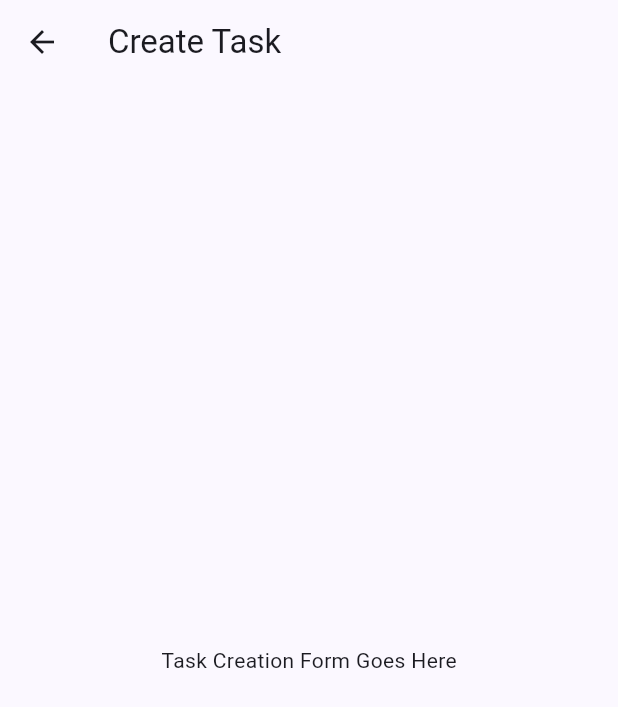
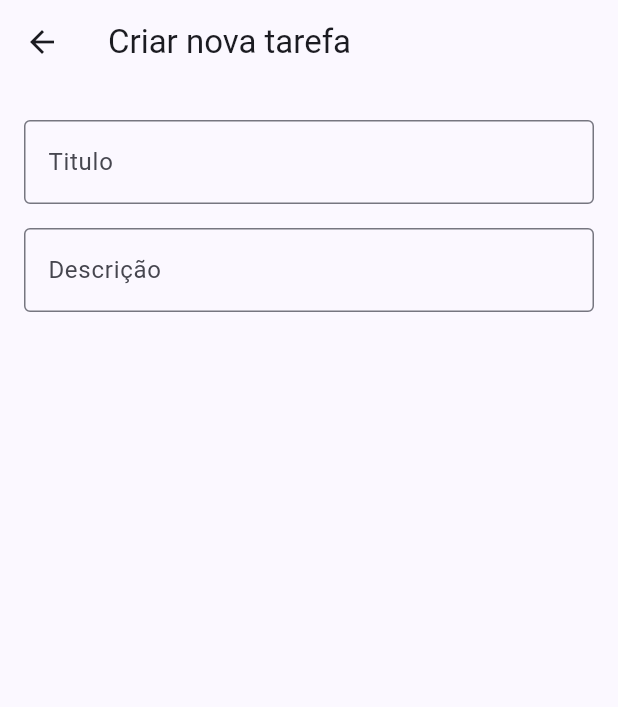
Before and after one commit to igorsantos314/flutter-ikanban-app, a Flutter app: the screen it shows after launch, after a tap on the "add" icon, on a phone screen of 412 x 824 dp. Shown: the top 707 px of the screen. Run offline on Flutter 3.47's test engine with Material 3 defaults, Android fonts, the phone set to English and light mode, and no system bars; our stand-ins replace drift, equatable, flutter_bloc, freezed_annotation, get_it, go_router; accounts and stored records are empty; generated files the repository leaves out were written again.

Commit message:
feat: Enhance task form with validation and state management improvements

```diff
--- a/analysis_options.yaml
+++ b/analysis_options.yaml
@@ -7,6 +7,9 @@
 
 # The following line activates a set of recommended lints for Flutter apps,
 # packages, and plugins designed to encourage good coding practices.
+analyzer:
+  errors:
+    camel_case_types: ignore
 include: package:flutter_lints/flutter.yaml
 
 linter:
--- /dev/null
+++ b/lib/core/theme/theme_provider.dart
@@ -0,0 +1,12 @@
+import 'package:flutter/material.dart';
+
+class ThemeProvider with ChangeNotifier {
+  ThemeMode _themeMode = ThemeMode.light; // Usa o tema do sistema por padrão
+
+  ThemeMode get themeMode => _themeMode;
+
+  void toggleTheme(bool isDark) {
+    _themeMode = isDark ? ThemeMode.dark : ThemeMode.light;
+    notifyListeners();
+  }
+}
--- a/lib/features/task/presentation/bloc/form/task_form_state.dart
+++ b/lib/features/task/presentation/bloc/form/task_form_state.dart
@@ -10,13 +10,14 @@ part 'task_form_state.freezed.dart';
 abstract class TaskFormState with _$TaskFormState {
   const factory TaskFormState({
     @Default("") String title,
+    @Default(null) String? titleError,
+
     @Default("") String description,
-
+    @Default(null) String? descriptionError,
 
     @Default(TaskStatus.backlog) TaskStatus status,
     @Default(TaskPriority.low) TaskPriority priority,
     @Default("") String dueDate,
-
 
     @Default(TaskComplexity.easy) TaskComplexity complexity,
     @Default(TaskType.personal) TaskType type,
--- a/lib/features/task/presentation/bloc/task_event.dart
+++ b/lib/features/task/presentation/bloc/task_event.dart
@@ -6,6 +6,16 @@ abstract class TaskEvent extends Equatable {
 
   @override
   List<Object> get props => [];
+}
+
+class TaskFormUpdateFieldsEvent extends TaskEvent {
+  final String? title;
+  final String? description;
+
+  const TaskFormUpdateFieldsEvent({this.title, this.description});
+
+  @override
+  List<Object> get props => [?title, ?description];
 }
 
 class LoadTasksEvent extends TaskEvent {
--- a/lib/features/task/presentation/pages/task_create_page.dart
+++ b/lib/features/task/presentation/pages/task_create_page.dart
@@ -2,6 +2,8 @@ import 'package:flutter/material.dart';
 import 'package:flutter_bloc/flutter_bloc.dart';
 import 'package:flutter_ikanban_app/core/di/app_locator.dart';
 import 'package:flutter_ikanban_app/features/task/presentation/bloc/form/task_form_bloc.dart';
+import 'package:flutter_ikanban_app/features/task/presentation/bloc/form/task_form_state.dart';
+import 'package:flutter_ikanban_app/features/task/presentation/widgets/task_form_page.dart';
 
 class TaskCreatePage extends StatelessWidget {
   const TaskCreatePage({super.key});
@@ -21,13 +23,12 @@ class TaskCreatePageContent extends StatelessWidget {
 
   @override
   Widget build(BuildContext context) {
-    return Scaffold(
-      appBar: AppBar(
-        title: const Text('Create Task'),
+    return MultiBlocListener(listeners: [
+      BlocListener<TaskFormBloc, TaskFormState>(
+        listener: (context, state) {
+
+        },
       ),
-      body: const Center(
-        child: Text('Task Creation Form Goes Here'),
-      ),
-    );
+    ], child: const TaskFormPage(title: 'Criar nova tarefa', isEditMode: false));
   }
 }
--- /dev/null
+++ b/lib/features/task/presentation/widgets/task_form_page.dart
@@ -0,0 +1,60 @@
+import 'package:flutter/material.dart';
+import 'package:flutter_ikanban_app/core/ui/widgets/bloc_text_field.dart';
+import 'package:flutter_ikanban_app/features/task/presentation/bloc/form/task_form_bloc.dart';
+import 'package:flutter_ikanban_app/features/task/presentation/bloc/form/task_form_state.dart';
+import 'package:flutter_ikanban_app/features/task/presentation/bloc/task_event.dart';
+import 'package:provider/provider.dart';
+
+class TaskFormPage extends StatefulWidget {
+  final String title;
+  final bool isEditMode;
+
+  const TaskFormPage({super.key, required this.title, required this.isEditMode});
+
+  @override
+  State<TaskFormPage> createState() => _TaskFormPageState();
+}
+
+class _TaskFormPageState extends State<TaskFormPage> {
+  final TextEditingController _titleController = TextEditingController();
+  final TextEditingController _descriptionController = TextEditingController();
+
+  @override
+  void dispose() {
+    _titleController.dispose();
+    _descriptionController.dispose();
+    super.dispose();
+  }
+
+  @override
+  Widget build(BuildContext context) {
+    final bloc = context.read<TaskFormBloc>();
+
+    return Scaffold(
+      appBar: AppBar(
+        title: Text(widget.title),
+      ),
+      body: Padding(padding: EdgeInsetsGeometry.all(16.0), child:
+      SingleChildScrollView(
+        child: Column(
+          children: [
+            BlocTextField<TaskFormBloc, TaskFormState>(
+                valueSelector: (state) => state.title,
+                errorSelector: (state) => state.titleError,
+                onChanged: (value) => bloc.add(TaskFormUpdateFieldsEvent(title: value)),
+                controller: _titleController,
+                label: "Titulo",
+              ),
+              BlocTextField<TaskFormBloc, TaskFormState>(
+                valueSelector: (state) => state.description,
+                errorSelector: (state) => state.descriptionError,
+                onChanged: (value) => bloc.add(TaskFormUpdateFieldsEvent(description: value)),
+                controller: _descriptionController,
+                label: "Descrição",
+              ),
+          ],
+        ),
+      )),
+    );
+  }
+}
--- a/lib/main.dart
+++ b/lib/main.dart
@@ -1,19 +1,36 @@
+// ignore_for_file: camel_case_types
+
 import 'package:flutter/material.dart';
+import 'package:flutter_ikanban_app/core/theme/theme_provider.dart';
+import 'package:provider/provider.dart';
+import 'package:flutter_ikanban_app/core/di/app_locator.dart';
 import 'package:flutter_ikanban_app/core/navigation/app_navigation.dart';
 
 void main() {
-  runApp(const MyApp());
+  WidgetsFlutterBinding.ensureInitialized();
+
+  // Setup dependecy Injection
+  setupLocator();
+
+  runApp(
+    ChangeNotifierProvider(
+      create: (context) => ThemeProvider(),
+      child: const iKanbanApp(),
+    ),
+  );
 }
 
-class MyApp extends StatelessWidget {
-  const MyApp({super.key});
+class iKanbanApp extends StatelessWidget {
+  const iKanbanApp({super.key});
 
-  // This widget is the root of your application.
   @override
   Widget build(BuildContext context) {
+    final themeProvider = Provider.of<ThemeProvider>(context);
+
     return MaterialApp.router(
       title: 'iKanban',
       routerConfig: AppNavigation.router,
+      themeMode: themeProvider.themeMode,
       theme: ThemeData(
         colorScheme: ColorScheme.fromSeed(seedColor: Colors.indigo),
       ),
--- a/pubspec.yaml
+++ b/pubspec.yaml
@@ -23,6 +23,7 @@ dependencies:
   freezed_annotation: ^3.1.0
   go_router: ^16.1.0
   intl: ^0.20.2
+  provider: ^6.1.5+1
 
 dev_dependencies:
   flutter_test:
```
Also changed, not shown: lib/core/theme/theme.dart (added, +102 -0 lines), lib/core/theme/utils.dart (added, +8 -0 lines), lib/features/task/presentation/bloc/form/task_form_bloc.dart (+17 -0 lines), lib/features/task/presentation/bloc/form/task_form_state.freezed.dart, pubspec.lock, 1 other file.
